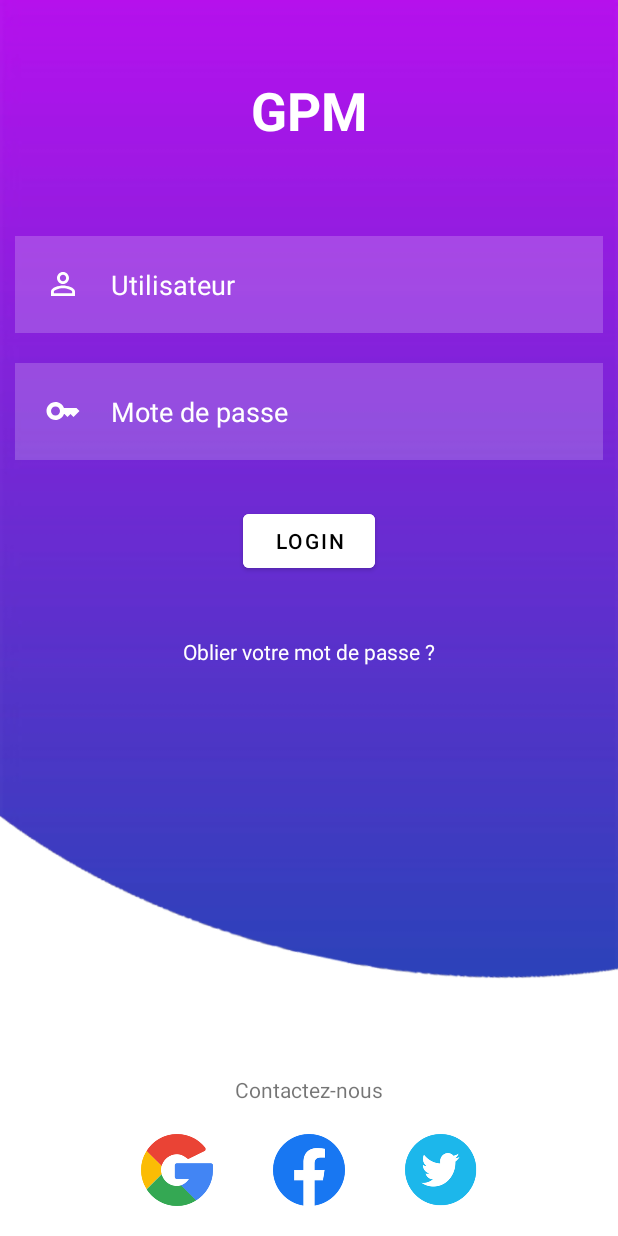
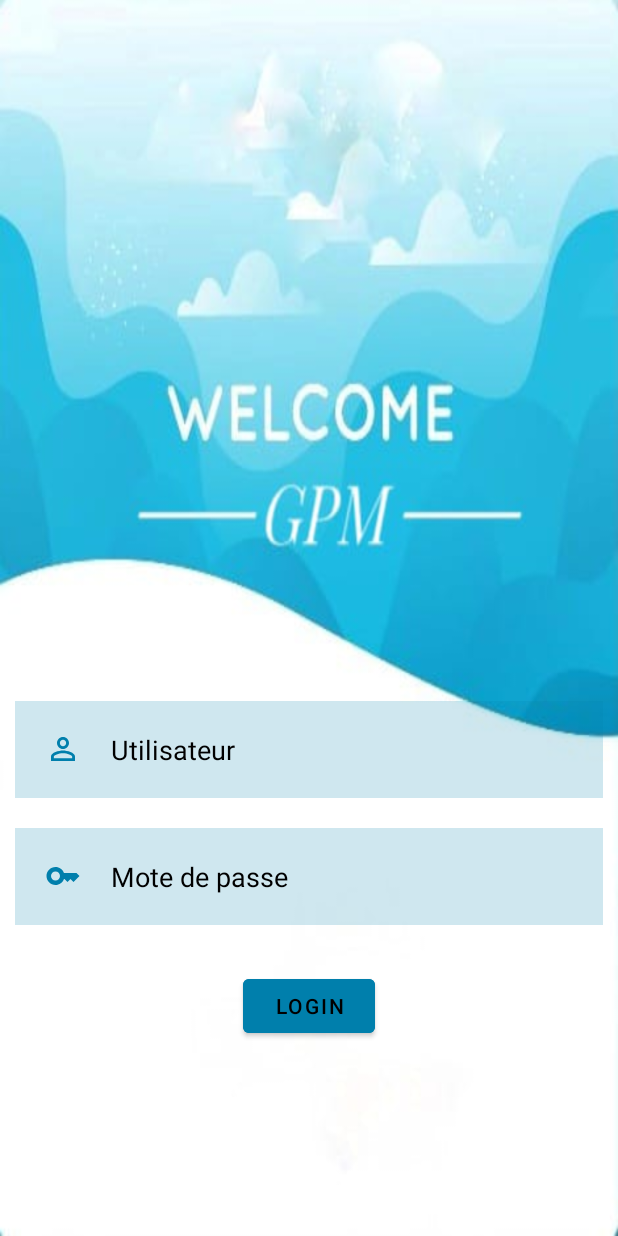
Before and after one commit to elouafi22/planificationMobile2, an Android app: the screen it shows after launch (MainActivity), on a phone screen of 412 x 824 dp. Run offline under Robolectric (Android 15) with nearby library versions, the phone set to English and light mode, and no system bars.

Commit message:
make design of app

```diff
--- a/app/src/main/res/drawable/baseline_add_24.xml
+++ b/app/src/main/res/drawable/baseline_add_24.xml
@@ -1,4 +1,4 @@
-<vector android:height="24dp" android:tint="#000000"
+<vector android:height="24dp" android:tint="#007FAC"
     android:viewportHeight="24" android:viewportWidth="24"
     android:width="24dp" xmlns:android="http://schemas.android.com/apk/res/android">
     <path android:fillColor="@android:color/white" android:pathData="M19,13h-6v6h-2v-6H5v-2h6V5h2v6h6v2z"/>
--- a/app/src/main/res/layout/activity_main.xml
+++ b/app/src/main/res/layout/activity_main.xml
@@ -3,9 +3,9 @@
     xmlns:tools="http://schemas.android.com/tools"
     android:layout_width="match_parent"
     android:layout_height="match_parent"
-    android:background="@drawable/background"
+    android:background="@drawable/bk"
     tools:context=".MainActivity">
-
+    <!-- android:background="@drawable/background" -->
     <TextView
         android:id="@+id/title"
         android:layout_width="match_parent"
@@ -15,8 +15,8 @@
         android:layout_marginEnd="50dp"
         android:layout_marginBottom="50dp"
         android:gravity="center"
-        android:text="@string/gpm"
-        android:textColor="@color/white"
+        android:text=""
+        android:textColor="@color/black"
         android:textSize="35sp"
         android:textStyle="bold" />
 
@@ -27,12 +27,16 @@
         android:layout_below="@id/title"
         android:background="#30ffffff"
         android:hint="@string/utilisateur"
-        android:textColorHint="@color/white"
-
-        android:textColor="@color/white"
-        android:layout_margin="10dp"
+        android:textColorHint="@color/black"
+        android:textColor="@color/black"
+        android:layout_marginLeft="10dp"
+        android:layout_marginBottom="10dp"
+        android:layout_marginRight="10dp"
+        android:layout_marginTop="320dp"
         android:padding="20dp"
         android:drawableStart="@drawable/ic_baseline_person_outline_24"
+        android:drawableTint="#007FAC"
+        android:backgroundTint="#007FAC"
         android:drawablePadding="20dp"
         android:autofillHints=""
         android:inputType="textEmailAddress" />
@@ -44,63 +48,24 @@
         android:layout_below="@id/username"
         android:background="#30ffffff"
         android:hint="@string/mote_de_passe"
-        android:textColorHint="@color/white"
+        android:textColorHint="@color/black"
         android:textColor="@color/white"
         android:layout_margin="10dp"
         android:padding="20dp"
         android:drawableStart="@drawable/baseline_key_24"
+        android:drawableTint="#007FAC"
+        android:backgroundTint="#007FAC"
         android:drawablePadding="20dp"
         android:inputType="textPassword"
         android:autofillHints="" />
 
 
-    <TextView
-        android:layout_width="wrap_content"
-        android:layout_height="wrap_content"
-        android:id="@+id/forgotpass"
-        android:layout_below="@id/loginbtn"
-        android:text="@string/oblier_votre_mot_de_passe"
-        android:textColor="@color/white"
-        android:layout_centerHorizontal="true"
-        android:layout_margin="20dp"/>
-
-    <TextView
-        android:layout_width="wrap_content"
-        android:layout_height="wrap_content"
-        android:id="@+id/others"
-        android:layout_above="@id/socialicons"
-        android:text="@string/contactez_nous"
-        android:layout_centerHorizontal="true"/>
 
 
-    <LinearLayout
-        android:layout_width="match_parent"
-        android:layout_height="wrap_content"
-        android:id="@+id/socialicons"
-        android:layout_alignParentBottom="true"
-        android:gravity="center">
 
 
-        <ImageView
-            android:layout_width="48dp"
-            android:layout_height="48dp"
-            android:layout_margin="20dp"
-            android:contentDescription="@string/google"
-            android:src="@drawable/google"/>
-        <ImageView
-            android:layout_width="48dp"
-            android:layout_height="48dp"
-            android:layout_margin="20dp"
-            android:contentDescription="@string/facebook"
-            android:src="@drawable/fb"/>
-        <ImageView
-            android:layout_width="48dp"
-            android:layout_height="48dp"
-            android:layout_margin="20dp"
-            android:contentDescription="@string/twitter"
-            android:src="@drawable/twitter"/>
 
-    </LinearLayout>
+
 
     <Button
         android:id="@+id/loginbtn"
@@ -112,7 +77,7 @@
         android:layout_marginTop="20dp"
         android:layout_marginEnd="20dp"
         android:layout_marginBottom="20dp"
-        android:backgroundTint="@color/white"
+        android:backgroundTint="#007FAC"
         android:textColor="@color/black"
         android:text="@string/login" />
 
--- a/app/src/main/res/layout/activity_nouveau.xml
+++ b/app/src/main/res/layout/activity_nouveau.xml
@@ -138,6 +138,7 @@
             android:background="#007FAC"
             android:onClick="annuler"
             android:text="Annuler"
+            android:backgroundTint="#007FAC"
             android:textColor="@color/white"
             android:textSize="18sp" />
 
@@ -150,6 +151,7 @@
             android:layout_marginRight="20dp"
             android:layout_marginBottom="5dp"
             android:background="#007FAC"
+            android:backgroundTint="#007FAC"
             android:onClick="creer"
             android:text="Creer"
             android:textColor="@color/white"
```
Also changed, not shown: app/src/main/res/drawable/border.xml (added, +16 -0 lines), app/src/main/res/layout/activity_home.xml (+22 -5 lines), app/src/main/res/drawable/analyse.png (added), app/src/main/res/drawable/analyse2.png (added), app/src/main/res/drawable/bk.jpg (added), app/src/main/res/drawable/mon_planing.png (added), app/src/main/res/drawable/visualisation.png (added).
